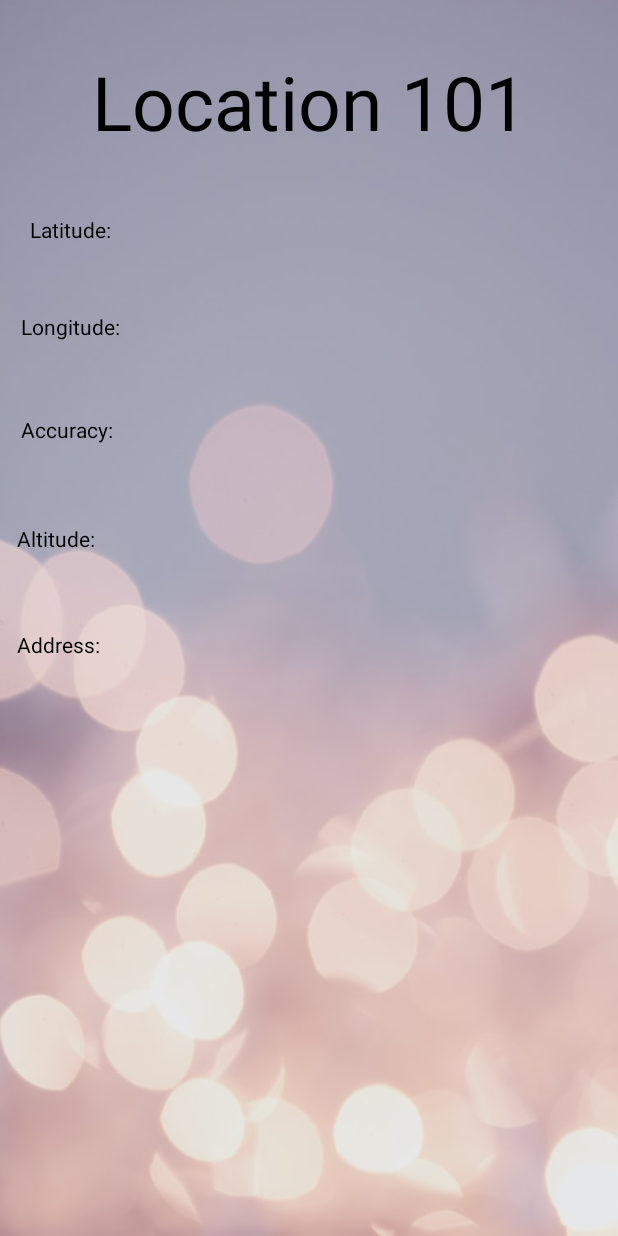
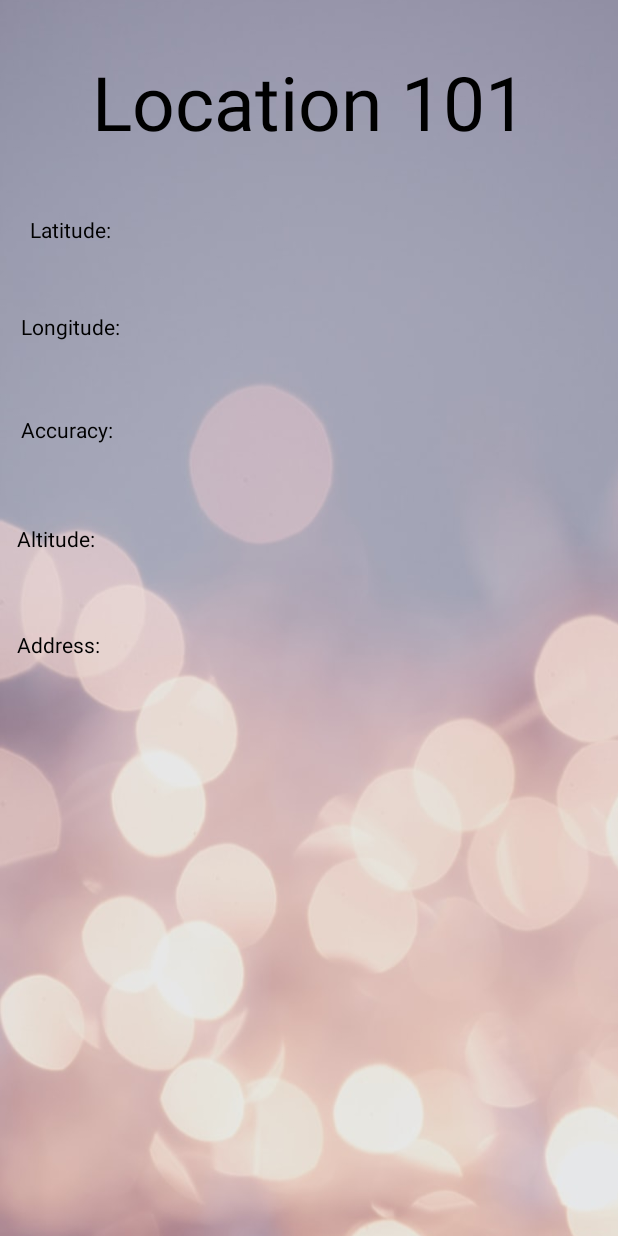
Before and after one commit to tateriordan/Lab4-milestone2, an Android app: the screen it shows after launch (MainActivity), on a phone screen of 412 x 824 dp. Run offline under Robolectric (Android 15) with nearby library versions, the phone set to English and light mode, and no system bars.

```diff
--- a/app/src/main/res/layout/activity_main.xml
+++ b/app/src/main/res/layout/activity_main.xml
@@ -21,9 +21,9 @@
         android:layout_width="547dp"
         android:layout_height="907dp"
         android:scaleType="fitXY"
-        app:layout_constraintBottom_toBottomOf="@+id/textView5"
+        app:layout_constraintBottom_toBottomOf="@+id/addressTextView"
         app:layout_constraintStart_toStartOf="parent"
-        app:layout_constraintTop_toBottomOf="@+id/textView5"
+        app:layout_constraintTop_toBottomOf="@+id/addressTextView"
         app:srcCompat="@drawable/photo_1519750783826_e2420f4d687f" />
 
     <TextView
```
